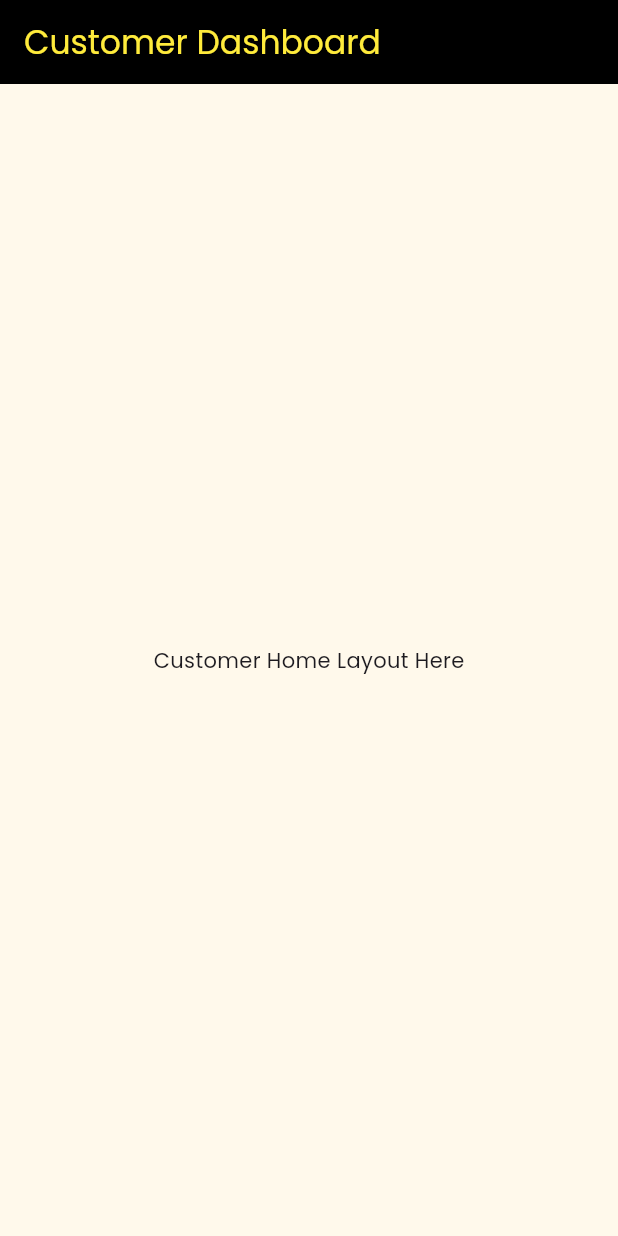
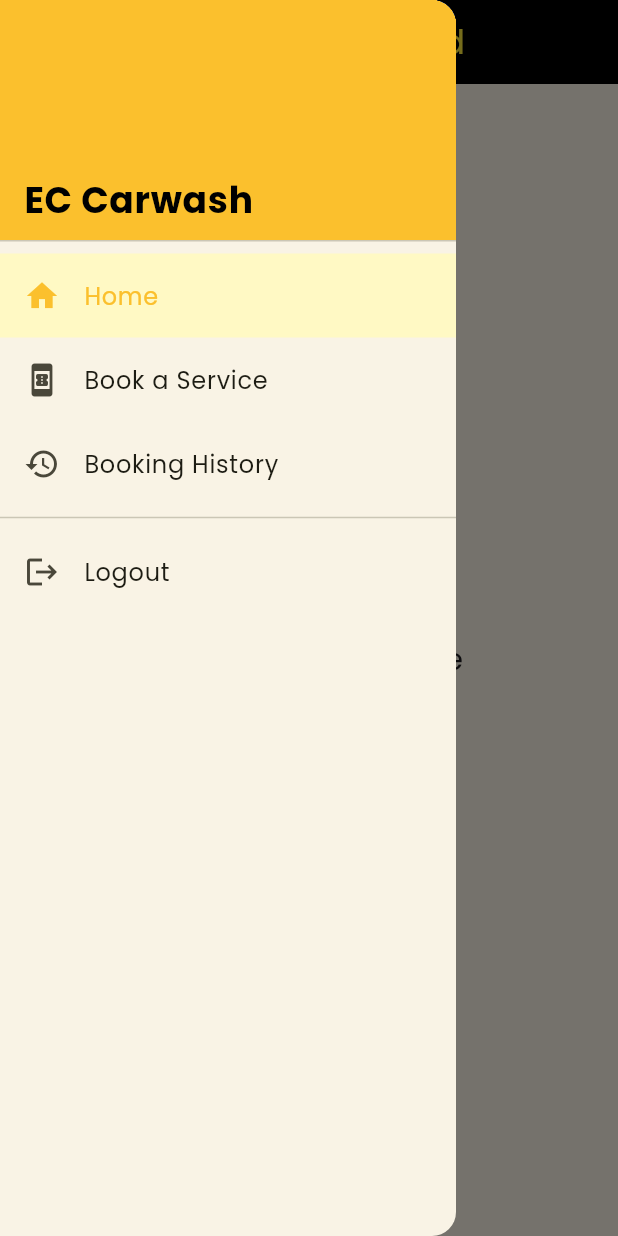
Before and after one commit to Wewell-29/ec-carwash, a Flutter app: the CustomerHome screen opened directly, with the side drawer open (before the commit the screen has no drawer), on a phone screen of 412 x 824 dp. Run offline on Flutter 3.47's test engine with Material 3 defaults, Android fonts, the phone set to English and light mode, and no system bars; our stand-ins replace cloud_firestore, firebase_auth, firebase_core, google_fonts, google_sign_in, pdf and 1 more; accounts and stored records are empty.

Commit message:
added booking for customer

```diff
--- /dev/null
+++ b/ec_carwash/lib/screens/Customer/customer_home.dart
@@ -0,0 +1,104 @@
+import 'package:flutter/material.dart';
+import 'book_service_screen.dart'; // ⬅️ Import your booking screen
+
+class CustomerHome extends StatefulWidget {
+  const CustomerHome({super.key});
+
+  @override
+  State<CustomerHome> createState() => _CustomerHomeState();
+}
+
+class _CustomerHomeState extends State<CustomerHome> {
+  // Track the selected menu item
+  String _selectedMenu = "Home";
+
+  void _onSelect(String menu) {
+    setState(() {
+      _selectedMenu = menu;
+    });
+    Navigator.pop(context); // Close the drawer
+
+    // Navigate based on menu selection
+    if (menu == "Book") {
+      Navigator.push(
+        context,
+        MaterialPageRoute(builder: (context) => const BookServiceScreen()),
+      );
+    }
+    // You can add more navigation conditions here for "History", etc.
+  }
+
+  @override
+  Widget build(BuildContext context) {
+    return Scaffold(
+      appBar: AppBar(title: const Text("Customer Dashboard")),
+      drawer: Drawer(
+        child: ListView(
+          padding: EdgeInsets.zero,
+          children: [
+            DrawerHeader(
+              decoration: BoxDecoration(color: Colors.yellow[700]),
+              child: const Align(
+                alignment: Alignment.bottomLeft,
+                child: Text(
+                  "EC Carwash",
+                  style: TextStyle(
+                    color: Colors.black,
+                    fontSize: 24,
+                    fontWeight: FontWeight.bold,
+                  ),
+                ),
+              ),
+            ),
+
+            // Home
+            ListTile(
+              leading: const Icon(Icons.home),
+              title: const Text("Home"),
+              selected: _selectedMenu == "Home",
+              selectedTileColor: Colors.yellow[100],
+              onTap: () => _onSelect("Home"),
+            ),
+
+            // Book a Service
+            ListTile(
+              leading: const Icon(Icons.book_online),
+              title: const Text("Book a Service"),
+              selected: _selectedMenu == "Book",
+              selectedTileColor: Colors.yellow[100],
+              onTap: () => _onSelect("Book"),
+            ),
+
+            // Booking History
+            ListTile(
+              leading: const Icon(Icons.history),
+              title: const Text("Booking History"),
+              selected: _selectedMenu == "History",
+              selectedTileColor: Colors.yellow[100],
+              onTap: () => _onSelect("History"),
+            ),
+
+            const Divider(),
+
+            // Logout
+            ListTile(
+              leading: const Icon(Icons.logout),
+              title: const Text("Logout"),
+              onTap: () {
+                // TODO: implement logout logic
+                Navigator.pop(context);
+              },
+            ),
+          ],
+        ),
+      ),
+
+      body: Center(
+        child: Text(
+          "Current Page: $_selectedMenu",
+          style: const TextStyle(fontSize: 20),
+        ),
+      ),
+    );
+  }
+}
--- a/ec_carwash/lib/screens/customer_home.dart
+++ /dev/null
@@ -1,13 +0,0 @@
-import 'package:flutter/material.dart';
-
-class CustomerHome extends StatelessWidget {
-  const CustomerHome({super.key});
-
-  @override
-  Widget build(BuildContext context) {
-    return Scaffold(
-      appBar: AppBar(title: const Text("Customer Dashboard")),
-      body: const Center(child: Text("Customer Home Layout Here")),
-    );
-  }
-}
--- a/ec_carwash/pubspec.yaml
+++ b/ec_carwash/pubspec.yaml
@@ -19,6 +19,7 @@ dependencies:
   google_sign_in: ^6.2.1
   firebase_auth: ^5.3.1
   firebase_core: ^3.6.0
+  cloud_firestore: ^5.6.12
 
 dev_dependencies:
   flutter_test:
```
Also changed, not shown: ec_carwash/lib/main.dart (+21 -13 lines), ec_carwash/lib/screens/Admin/admin_staff_home.dart (renamed from ec_carwash/lib/screens/admin_staff_home.dart, +3 -4 lines), ec_carwash/lib/screens/Customer/book_service_screen.dart (added, +295 -0 lines), ec_carwash/lib/screens/Customer/cart_item.dart (added, +13 -0 lines), ec_carwash/lib/screens/login_page.dart (+25 -96 lines), ec_carwash/lib/services/google_sign_in_service.dart (+36 -28 lines), ec_carwash/firebase.json (added), ec_carwash/lib/firebase_options.dart (added), ec_carwash/lib/screens/Admin/pos_screen.dart (renamed from ec_carwash/lib/screens/pos_screen.dart), ec_carwash/pubspec.lock, 9 other files.
